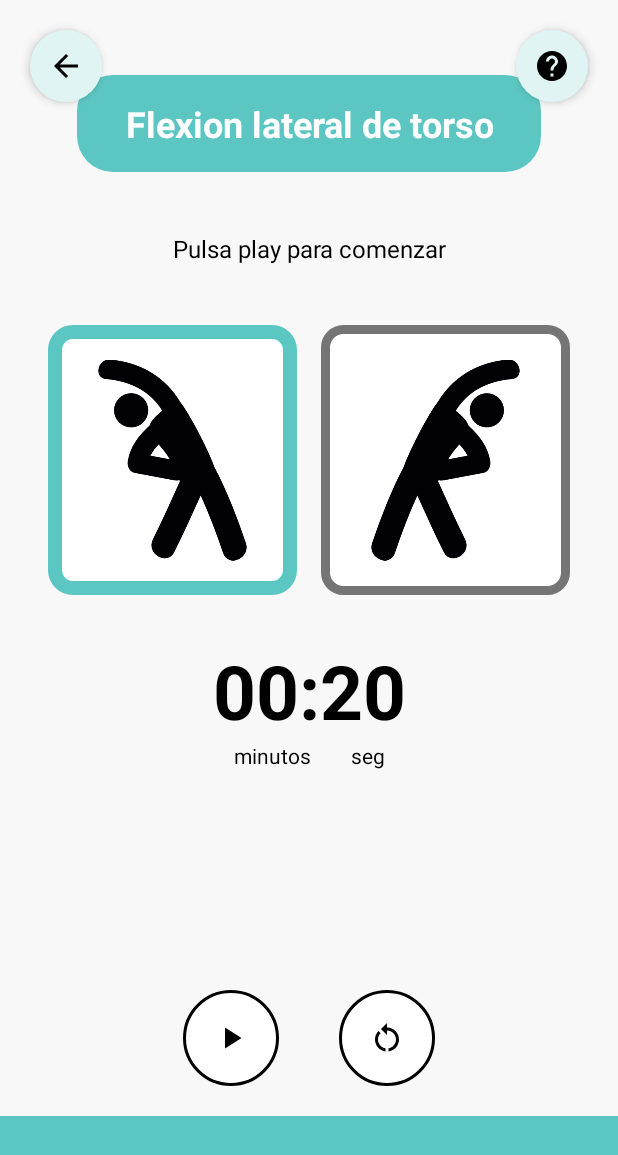
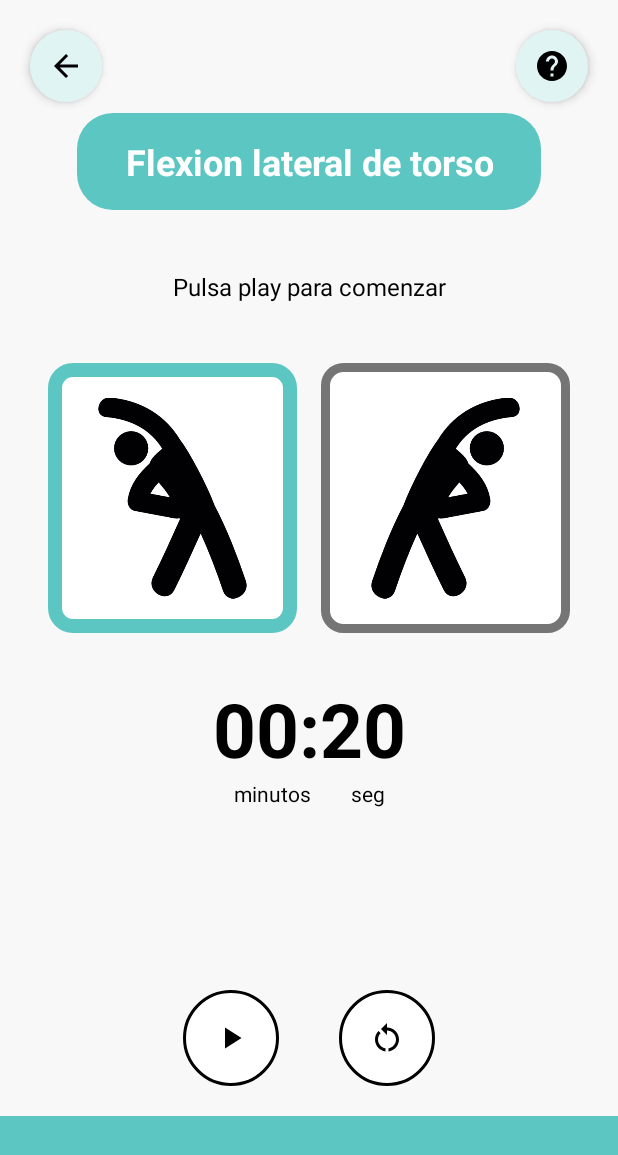
Before and after one commit to EdisonJA98/DSM_Proyecto_UniBalance, an Android app: the EstiramientoActivity screen opened directly, with no data from a screen before it, on a phone screen of 412 x 824 dp. Shown: the top 1155 px of the screen. Run offline under Robolectric (Android 15) with nearby library versions, the phone set to English and light mode, and no system bars.

Commit message:
Pequeños detalles sobre los titulos y su posicion

```diff
--- a/app/src/main/java/com/example/dsmproyecto/ui/activebreak/scheduler/PausasProgramadasAdapter.kt
+++ b/app/src/main/java/com/example/dsmproyecto/ui/activebreak/scheduler/PausasProgramadasAdapter.kt
@@ -46,14 +46,14 @@ class PausasProgramadasAdapter(
     // Crea el diseño de la fila (infla el XML)
     override fun onCreateViewHolder(parent: ViewGroup, viewType: Int): PausaViewHolder {
         val view = LayoutInflater.from(parent.context).inflate(
-            R.layout.item_pausa_programada, // Usamos tu layout de item existente
+            R.layout.item_pausa_programada, // Usamos el layout de item existente
             parent,
             false
         )
         return PausaViewHolder(view)
     }
 
-    // Conecta los datos con el ViewHolder
+    // Conectamos los datos con el ViewHolder
     override fun onBindViewHolder(holder: PausaViewHolder, position: Int) {
         holder.bind(listaAlarmas[position])
     }
--- a/app/src/main/res/layout/activity_breathing.xml
+++ b/app/src/main/res/layout/activity_breathing.xml
@@ -48,6 +48,7 @@
         android:textColor="#FFFFFF"
         android:textSize="20sp"
         android:textStyle="bold"
+        android:gravity="center"
         app:layout_constraintEnd_toEndOf="parent"
         app:layout_constraintHorizontal_bias="0.497"
         app:layout_constraintStart_toStartOf="parent"
--- a/app/src/main/res/layout/activity_estiramiento.xml
+++ b/app/src/main/res/layout/activity_estiramiento.xml
@@ -52,7 +52,7 @@
         android:id="@+id/tv_title_ejercicio"
         android:layout_width="wrap_content"
         android:layout_height="wrap_content"
-        android:layout_marginTop="50dp"
+        android:layout_marginTop="75dp"
         android:paddingStart="32dp"
         android:paddingEnd="32dp"
         android:text="Flexion lateral de torso"
--- a/app/src/main/res/layout/activity_lista_pausas_programadas.xml
+++ b/app/src/main/res/layout/activity_lista_pausas_programadas.xml
@@ -63,7 +63,7 @@
             android:textColor="@color/gray_subtitle"/>
     </LinearLayout>
 
-    <!-- 💡 CAMBIO: Usamos RecyclerView en lugar de ScrollView -->
+    <!-- CAMBIO: Usamos RecyclerView en lugar de ScrollView -->
     <androidx.recyclerview.widget.RecyclerView
         android:id="@+id/rv_pausas_programadas"
         android:layout_width="match_parent"
```
